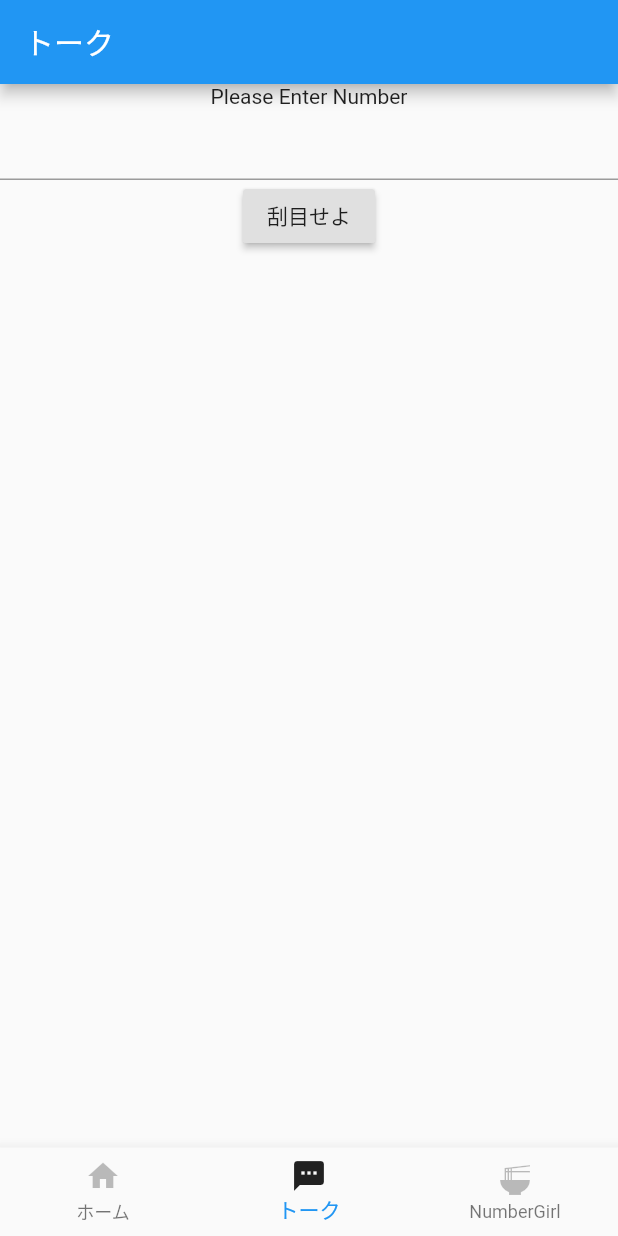
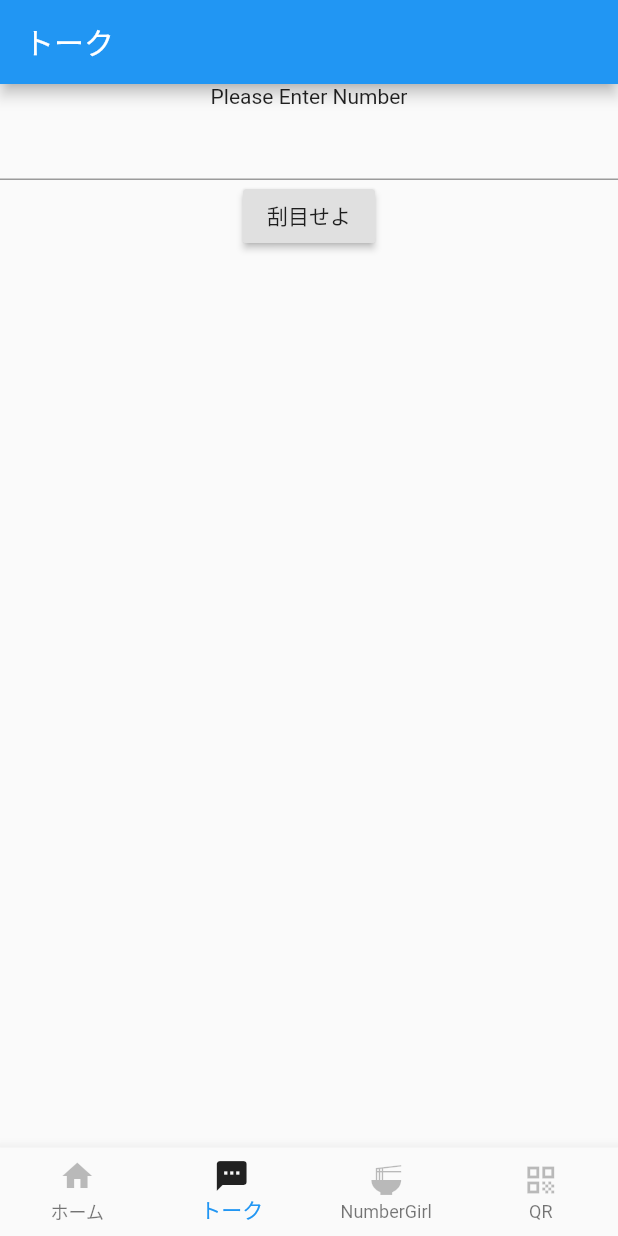
Before and after one commit to yattinda/AndroidStudioProjects, a Flutter app: the screen it shows after launch, item 2 of the bottom bar chosen, on a phone screen of 412 x 824 dp. Run offline on Flutter 3.47's test engine with Material 2 defaults, Android fonts, the phone set to English and light mode, and no system bars; our stand-ins replace qr_flutter.

```diff
--- a/template/lib/root.dart
+++ b/template/lib/root.dart
@@ -4,6 +4,7 @@ import 'package:flutter/material.dart';
 import 'routes/home.dart';
 import 'routes/talk.dart';
 import 'routes/numbergirl.dart';
+import 'routes/QR.dart';
 
 class RootWidget extends StatefulWidget {
   RootWidget({Key key}) : super(key: key);
@@ -21,6 +22,7 @@ class _RootWidgetState extends State<RootWidget> {
     Icons.home,
     Icons.textsms,
     Icons.ramen_dining,
+    Icons.qr_code,
   ];
 
   //Change here
@@ -28,12 +30,14 @@ class _RootWidgetState extends State<RootWidget> {
     'ホーム',
     'トーク',
     'NumberGirl',
+    'QR',
   ];
   //Change here
   var _routes = [
     Home(),
     Talk(),
     NumberGirl(),
+    QR(),
   ];
 
   @override
--- a/template/lib/routes/talk.dart
+++ b/template/lib/routes/talk.dart
@@ -6,6 +6,7 @@ class Talk extends StatelessWidget {
 
   @override
   Widget build(BuildContext context) {
+    final Size size = MediaQuery.of(context).size;
     return Scaffold(
       appBar: AppBar(
         title: Text("トーク"),
@@ -15,7 +16,6 @@ class Talk extends StatelessWidget {
               children: <Widget>[
                 Text("Please Enter Number"),
                 TextField(
-
                   onChanged: (kimi) {
                     this.kimi = kimi;
                   },
--- a/template/pubspec.yaml
+++ b/template/pubspec.yaml
@@ -24,10 +24,10 @@ dependencies:
   flutter:
     sdk: flutter
 
+  qr_flutter: ^3.1.0
+  screenshot: ^0.2.0
+  cupertino_icons: ^1.0.0
 
-  # The following adds the Cupertino Icons font to your application.
-  # Use with the CupertinoIcons class for iOS style icons.
-  cupertino_icons: ^1.0.0
 
 dev_dependencies:
   flutter_test:
```
Also changed, not shown: template/lib/main.dart (+9 -1 lines), template/lib/routes/QR.dart (added, +23 -0 lines), template/lib/swipe.dart (deleted), template/pubspec.lock.
